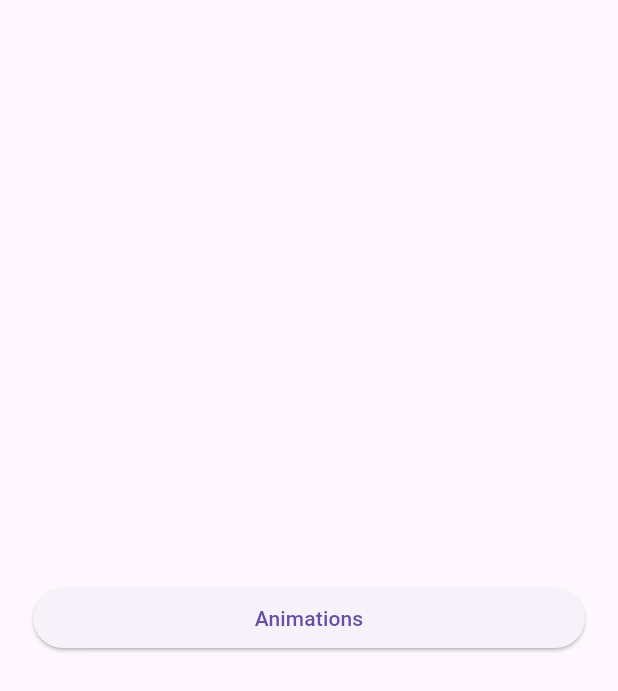
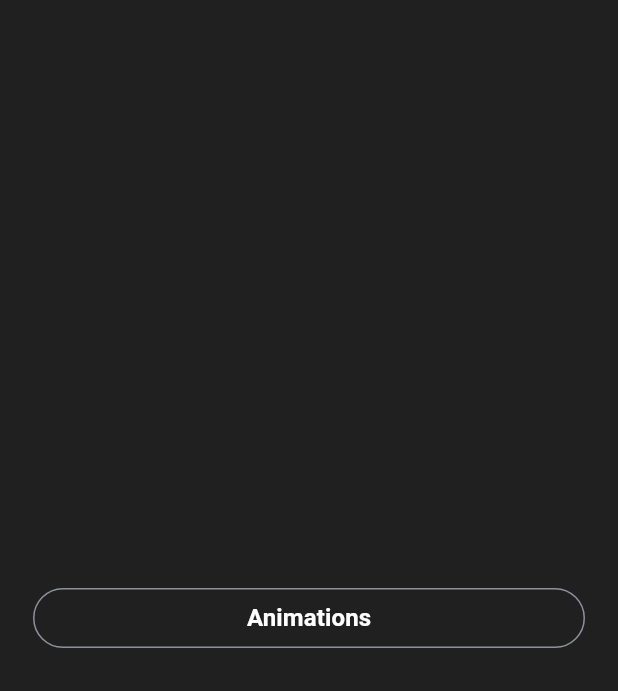
Before and after one commit to aecioribeiro/flutterlabs, a Flutter app: the screen it shows after launch, on a phone screen of 412 x 824 dp. Shown: the top 691 px of the screen. Run offline on Flutter 3.47's test engine with Material 3 defaults, Android fonts, the phone set to English and light mode, and no system bars; our stand-ins replace go_router, lottie; Roboto replaces fonts that are missing (Montserrat).

Commit message:
set first title localized

```diff
--- /dev/null
+++ b/l10n.yaml
@@ -0,0 +1,7 @@
+synthetic-package: false
+
+arb-dir: lib/l10n
+template-arb-file: app_en.arb
+output-localization-file: app_intl.dart
+untranslated-messages-file: desiredFileName.txt
+# To generate file with translations, run: `flutter gen-l10n`
--- a/lib/src/screens/home_page.dart
+++ b/lib/src/screens/home_page.dart
@@ -1,4 +1,5 @@
 import 'package:flutter/material.dart';
+import 'package:flutterlabs/l10n/app_intl.dart';
 import 'package:flutterlabs/src/routes/app_routes.dart';
 import 'package:go_router/go_router.dart';
 
@@ -15,9 +16,9 @@ class HomePage extends StatelessWidget {
             padding: const EdgeInsets.all(22.0),
             child: SizedBox(
               width: MediaQuery.of(context).size.width,
-              child: ElevatedButton(
+              child: OutlinedButton(
                 onPressed: () => context.push(path(AppRoutes.animations)),
-                child: const Text("Animations"),
+                child: Text(AppLocalizations.of(context)!.animation_label),
               ),
             ),
           ),
--- /dev/null
+++ b/lib/src/theme/app_colors.dart
@@ -0,0 +1,25 @@
+import 'package:flutter/widgets.dart';
+
+class AppColors {
+  // Theme colors
+  static const Color lightGray = Color(0xffdedede);
+  static const Color background = Color(0xff202020);
+  static const Color primary = Color(0xffffffff);
+
+  static const Color titleTextColor = Color(0xffffffff);
+  static const Color bodyTextColor = Color(0xffC2C2C2);
+  static const Color fadedTextColor = Color(0xFF666666);
+  static const Color fadedTabColor = Color(0xFFC5CEE0);
+
+  static const Color darkBackground = Color(0xff151515);
+
+  static const Color secondaryBackgroundColor = Color(0xffffffff);
+
+  static const Color gradientStart = Color(0xffABB8FF);
+  static const Color gradientEnd = Color(0xff7084EF);
+
+  static const Color linkColor = Color(0xFF7084EF);
+
+  // Brand colors
+  static const Color mainColor = Color(0xff2E74BA);
+}
--- /dev/null
+++ b/lib/src/theme/app_labels.dart
@@ -0,0 +1,120 @@
+import 'package:flutter/material.dart';
+import 'package:flutterlabs/src/theme/app_colors.dart';
+
+class AppLabels {
+  static TextStyle textButton = const TextStyle(
+    fontSize: 17,
+    fontWeight: FontWeight.w600,
+    color: AppColors.gradientEnd
+  );
+
+  static TextStyle bodyLarge = const TextStyle(
+    fontSize: 16,
+    fontWeight: FontWeight.w600,
+    color: AppColors.bodyTextColor
+  );
+
+  static TextStyle bodyMedium = const TextStyle(
+    fontSize: 14,
+    fontWeight: FontWeight.w600,
+    color: AppColors.bodyTextColor
+  );
+
+  static TextStyle bodySmall = const TextStyle(
+    fontSize: 13,
+    fontWeight: FontWeight.w500,
+    color: AppColors.mainColor
+  );
+
+  static TextStyle primaryLinkLabel = const TextStyle(
+    fontSize: 14,
+    fontWeight: FontWeight.w600,
+    color: AppColors.linkColor
+  );
+
+  static TextStyle secondaryLinkLabel = const TextStyle(
+    fontSize: 13,
+    fontWeight: FontWeight.w500,
+    color: AppColors.linkColor
+  );
+
+  static TextStyle displayMedium = const TextStyle(
+    fontSize: 15,
+    fontWeight: FontWeight.w400,
+    color: AppColors.bodyTextColor
+  );
+
+  static TextStyle displayThin = const TextStyle(
+    fontSize: 14,
+    fontFamily: "Montserrat Thin",
+    fontWeight: FontWeight.w600,
+    color: AppColors.titleTextColor
+  );
+
+  static TextStyle displaySmall = const TextStyle(
+    fontSize: 13,
+    fontWeight: FontWeight.w500,
+    color: AppColors.bodyTextColor
+  );
+
+  static TextStyle titleLarge = const TextStyle(
+    fontSize: 27,
+    fontWeight: FontWeight.w600,
+    color: AppColors.titleTextColor
+  );
+
+  static TextStyle displayLarge = const TextStyle(
+    fontSize: 17,
+    fontWeight: FontWeight.w600,
+    color: AppColors.titleTextColor
+  );
+
+  static TextStyle secondaryTitle = const TextStyle(
+    fontSize: 22,
+    fontWeight: FontWeight.w600,
+    color: AppColors.titleTextColor
+  );
+
+  static TextStyle dropdownLabel = const TextStyle(
+    fontSize: 14,
+    fontWeight: FontWeight.w600,
+    color: Colors.white
+  );
+
+  static TextStyle secondaryButtonLabel = const TextStyle(
+    fontSize: 14,
+    fontWeight: FontWeight.w600,
+    color: Colors.black
+  );
+
+  static TextStyle fadedTextLabel = const TextStyle(
+    fontSize: 15,
+    fontWeight: FontWeight.w400,
+    color: AppColors.fadedTextColor
+  );
+
+  static TextStyle defaultLinkLabel = const TextStyle(
+    fontSize: 13,
+    fontWeight: FontWeight.w500,
+    decoration: TextDecoration.underline,
+    color: AppColors.bodyTextColor
+  );
+
+  static TextStyle tabSelectedLabel = const TextStyle(
+    fontSize: 12,
+    fontWeight: FontWeight.w700,
+    color: Colors.white
+  );
+
+  static TextStyle tabUnselectedLabel = const TextStyle(
+    fontSize: 11,
+    fontWeight: FontWeight.w500,
+    color: AppColors.fadedTabColor
+  );
+
+  static TextStyle searchHintLabel = const TextStyle(
+    fontSize: 15,
+    fontWeight: FontWeight.w500,
+    color: AppColors.fadedTabColor
+  );
+}
--- /dev/null
+++ b/lib/src/theme/app_theme.dart
@@ -0,0 +1,48 @@
+import 'package:flutter/material.dart';
+import 'package:flutterlabs/src/theme/app_colors.dart';
+import 'package:flutterlabs/src/theme/app_labels.dart';
+
+class AppTheme {
+  static ThemeData get main => ThemeData(
+    colorScheme: ColorScheme.fromSeed(
+      seedColor: AppColors.mainColor,
+      surface: AppColors.background,
+      primary: AppColors.primary,
+      brightness: Brightness.dark,
+    ),
+    appBarTheme: const AppBarTheme(
+      backgroundColor: AppColors.darkBackground
+    ),
+    bottomNavigationBarTheme: BottomNavigationBarThemeData(
+      landscapeLayout: BottomNavigationBarLandscapeLayout.spread,
+      type: BottomNavigationBarType.shifting,
+      selectedItemColor: AppColors.titleTextColor,
+      unselectedItemColor: Colors.white,
+      showUnselectedLabels: true,
+      selectedIconTheme: const IconThemeData(
+        color: AppColors.mainColor,
+      ),
+      unselectedIconTheme: const IconThemeData(
+        color: Colors.black,
+      ),
+      selectedLabelStyle: AppLabels.tabSelectedLabel,
+      unselectedLabelStyle: AppLabels.tabUnselectedLabel
+    ),
+    fontFamily: 'Montserrat',
+    useMaterial3: true,
+    textTheme: AppTheme.textTheme
+  );
+
+  static TextTheme get textTheme => TextTheme(
+    bodyLarge: AppLabels.bodyLarge,
+    bodyMedium: AppLabels.bodyMedium,
+    bodySmall: AppLabels.bodySmall,
+    labelLarge: AppLabels.bodyLarge,
+    labelMedium: AppLabels.bodyMedium,
+    labelSmall: AppLabels.bodySmall,
+    titleLarge: AppLabels.titleLarge,
+    displayLarge: AppLabels.bodyLarge,
+    displayMedium: AppLabels.bodyMedium,
+    displaySmall: AppLabels.bodySmall,
+  );
+}
```
